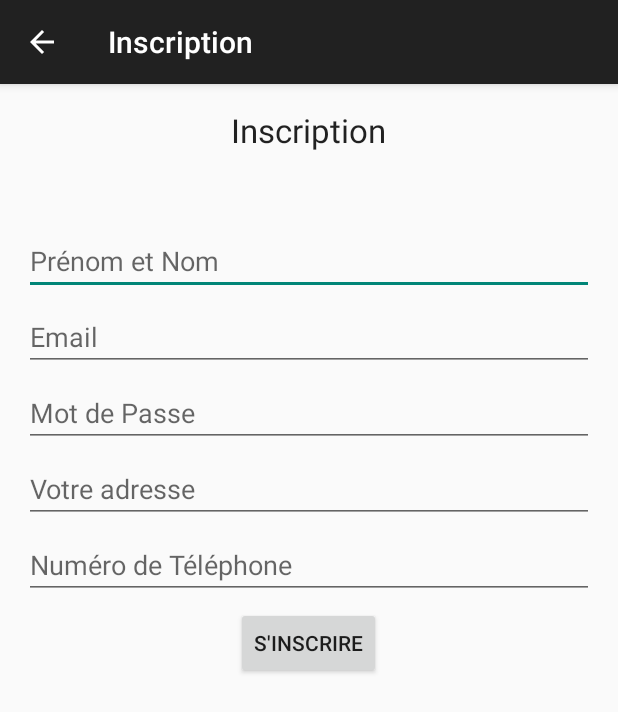
After one commit to JonathanLavoie/CoCar, an Android app: the InscriptionActivity screen opened directly, with no data from a screen before it, on a phone screen of 412 x 824 dp. The commit adds this screen. Shown: the top 712 px of the screen. Run offline under Robolectric (Android 15) with nearby library versions, the phone set to English and light mode, and no system bars.

Commit message:
Interface Inscription

```diff
--- a/app/src/main/AndroidManifest.xml
+++ b/app/src/main/AndroidManifest.xml
@@ -16,6 +16,14 @@
                 <category android:name="android.intent.category.LAUNCHER" />
             </intent-filter>
         </activity>
+        <activity
+            android:name=".InscriptionActivity"
+            android:label="@string/title_activity_inscription"
+            android:parentActivityName=".Login" >
+            <meta-data
+                android:name="android.support.PARENT_ACTIVITY"
+                android:value="com.jg.jl.tpmobile.cocar.cocar.Login" />
+        </activity>
     </application>
 
 </manifest>
--- /dev/null
+++ b/app/src/main/java/com/jg/jl/tpmobile/cocar/cocar/InscriptionActivity.java
@@ -0,0 +1,39 @@
+package com.jg.jl.tpmobile.cocar.cocar;
+
+import android.support.v7.app.ActionBarActivity;
+import android.os.Bundle;
+import android.view.Menu;
+import android.view.MenuItem;
+
+
+public class InscriptionActivity extends ActionBarActivity {
+
+    @Override
+    protected void onCreate(Bundle savedInstanceState) {
+        super.onCreate(savedInstanceState);
+        setContentView(R.layout.activity_inscription);
+    }
+
+
+    @Override
+    public boolean onCreateOptionsMenu(Menu menu) {
+        // Inflate the menu; this adds items to the action bar if it is present.
+        getMenuInflater().inflate(R.menu.menu_inscription, menu);
+        return true;
+    }
+
+    @Override
+    public boolean onOptionsItemSelected(MenuItem item) {
+        // Handle action bar item clicks here. The action bar will
+        // automatically handle clicks on the Home/Up button, so long
+        // as you specify a parent activity in AndroidManifest.xml.
+        int id = item.getItemId();
+
+        //noinspection SimplifiableIfStatement
+        //if (id == R.id.action_settings) {
+            //return true;
+       // }
+
+        return super.onOptionsItemSelected(item);
+    }
+}
--- a/app/src/main/java/com/jg/jl/tpmobile/cocar/cocar/Login.java
+++ b/app/src/main/java/com/jg/jl/tpmobile/cocar/cocar/Login.java
@@ -1,9 +1,12 @@
 package com.jg.jl.tpmobile.cocar.cocar;
 
+import android.content.Intent;
 import android.support.v7.app.ActionBarActivity;
 import android.os.Bundle;
 import android.view.Menu;
 import android.view.MenuItem;
+import android.view.View;
+import android.widget.Button;
 
 
 public class Login extends ActionBarActivity {
@@ -13,4 +16,10 @@ public class Login extends ActionBarActivity {
         super.onCreate(savedInstanceState);
         setContentView(R.layout.activity_login);
     }
+
+    public void inscriptionActivity(View view)
+    {
+        Intent i = new Intent(Login.this,InscriptionActivity.class);
+        startActivity(i);
+    }
 }
--- /dev/null
+++ b/app/src/main/res/layout/activity_inscription.xml
@@ -0,0 +1,80 @@
+<LinearLayout xmlns:android="http://schemas.android.com/apk/res/android"
+    xmlns:tools="http://schemas.android.com/tools" android:layout_width="match_parent"
+    android:layout_height="match_parent" android:paddingLeft="@dimen/activity_horizontal_margin"
+    android:paddingRight="@dimen/activity_horizontal_margin"
+    android:paddingTop="@dimen/activity_vertical_margin"
+    android:paddingBottom="@dimen/activity_vertical_margin"
+    tools:context="com.jg.jl.tpmobile.cocar.cocar.InscriptionActivity">
+
+    <LinearLayout
+        android:orientation="vertical"
+        android:layout_width="fill_parent"
+        android:layout_height="match_parent"
+        android:gravity="center_horizontal">
+
+        <TextView
+            android:layout_width="wrap_content"
+            android:layout_height="wrap_content"
+            android:textAppearance="?android:attr/textAppearanceLarge"
+            android:text="@string/title_activity_inscription"
+            android:id="@+id/lblInscription"
+            android:layout_marginBottom="50dp" />
+
+        <EditText
+            android:layout_width="match_parent"
+            android:layout_height="wrap_content"
+            android:inputType="textPersonName"
+            android:ems="10"
+            android:id="@+id/txtNom"
+            android:layout_gravity="center_horizontal"
+            android:hint="@string/hint_nom" />
+
+        <EditText
+            android:layout_width="match_parent"
+            android:layout_height="wrap_content"
+            android:inputType="textEmailAddress"
+            android:ems="10"
+            android:id="@+id/editText"
+            android:layout_marginTop="5dp"
+            android:hint="@string/txt_Email" />
+
+        <EditText
+            android:layout_width="match_parent"
+            android:layout_height="wrap_content"
+            android:inputType="textPassword"
+            android:ems="10"
+            android:id="@+id/txtMotDePasse"
+            android:layout_marginTop="5dp"
+            android:hint="@string/txt_MotDePasse" />
+
+        <EditText
+            android:layout_width="match_parent"
+            android:layout_height="wrap_content"
+            android:inputType="textPostalAddress"
+            android:ems="10"
+            android:id="@+id/txtAddress"
+            android:layout_gravity="center_horizontal"
+            android:hint="@string/hint_Address"
+            android:layout_marginTop="5dp" />
+
+        <EditText
+            android:layout_width="match_parent"
+            android:layout_height="wrap_content"
+            android:inputType="phone"
+            android:ems="10"
+            android:id="@+id/txtPhone"
+            android:layout_gravity="center_horizontal"
+            android:hint="@string/txt_NumeroTel"
+            android:layout_marginTop="5dp" />
+
+        <Button
+            android:layout_width="wrap_content"
+            android:layout_height="wrap_content"
+            android:text="@string/btn_Inscription"
+            android:id="@+id/btnInscription"
+            android:layout_gravity="center_horizontal"
+            android:layout_marginTop="5dp" />
+
+    </LinearLayout>
+
+</LinearLayout>
--- a/app/src/main/res/layout/activity_login.xml
+++ b/app/src/main/res/layout/activity_login.xml
@@ -52,7 +52,7 @@
         android:singleLine="true" />
 
     <Button
-        android:id="@+id/email_sign_in_button" style="?android:textAppearanceSmall"
+        android:id="@+id/btnLogin"
         android:layout_width="wrap_content"
         android:layout_height="wrap_content"
         android:layout_marginTop="16dp"
@@ -60,6 +60,14 @@
         android:textStyle="bold"
         android:layout_gravity="center_horizontal"
         android:shadowColor="#ff00ff12" />
+
+    <Button
+        android:layout_width="wrap_content"
+        android:layout_height="40dp"
+        android:text="@string/btn_Inscription"
+        android:id="@+id/Inscription_button"
+        android:layout_gravity="center_horizontal"
+        android:onClick="inscriptionActivity" />
 
     <ScrollView
         android:id="@+id/login_form"
--- /dev/null
+++ b/app/src/main/res/menu/menu_inscription.xml
@@ -0,0 +1,5 @@
+<menu xmlns:android="http://schemas.android.com/apk/res/android"
+    xmlns:app="http://schemas.android.com/apk/res-auto"
+    xmlns:tools="http://schemas.android.com/tools"
+    tools:context="com.jg.jl.tpmobile.cocar.cocar.InscriptionActivity">
+</menu>
--- a/app/src/main/res/values/strings.xml
+++ b/app/src/main/res/values/strings.xml
@@ -11,7 +11,6 @@
     <string name="action_apropos">À Propos</string>
     <string name="txt_nom">Nom</string>
     <string name="txt_MotDePasse">Mot de Passe</string>
-    <string name="txt_adresse">Adresse</string>
     <string name="txt_NumeroTel">Numéro de Téléphone</string>
     <string name="txt_btn_enregistrer">Enregistrer</string>
     <string name="txt_btn_connexion">Connexion</string>
@@ -21,8 +20,10 @@
     <string name="title_activity_inscription">Inscription</string>
     <string name="btn_Inscription">S\'inscrire</string>
     <string name="title_activity_apropos">AProposActivity</string>
-    <string name="hello_world">Hello world!</string>
-    <string name="action_settings">Settings</string>
+    <string name="txt_Email">Email</string>
+    <string name="hint_nom">Prénom et Nom</string>
+    <string name="hint_Address">Votre adresse</string>
+
 
 
 </resources>
```
